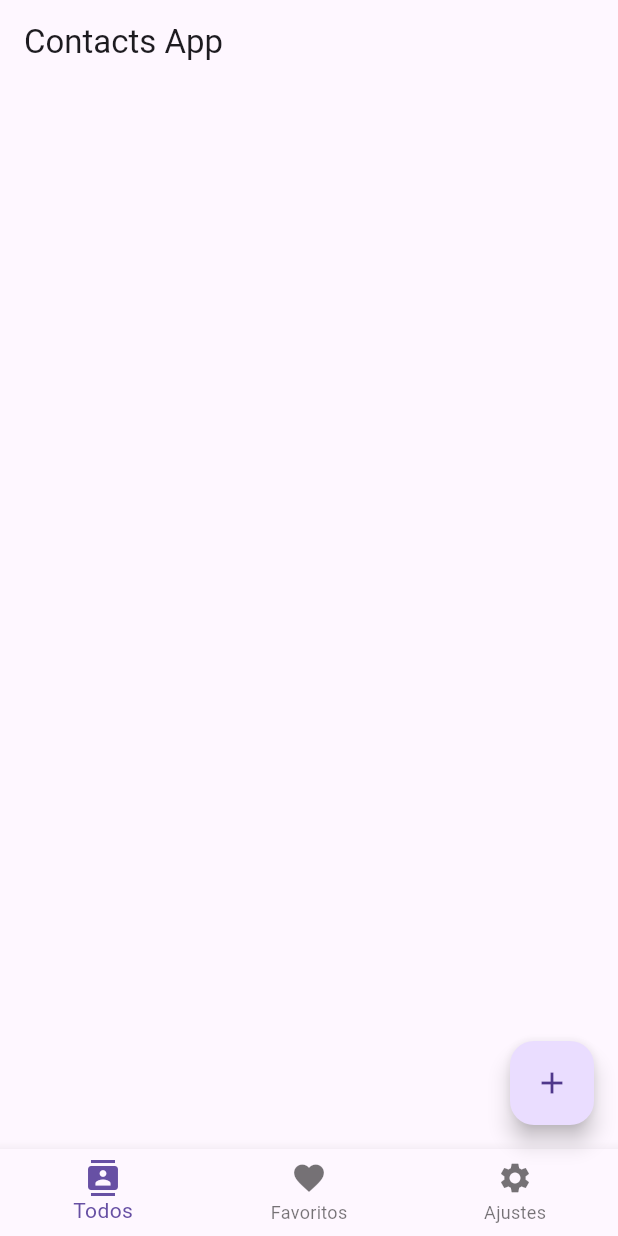
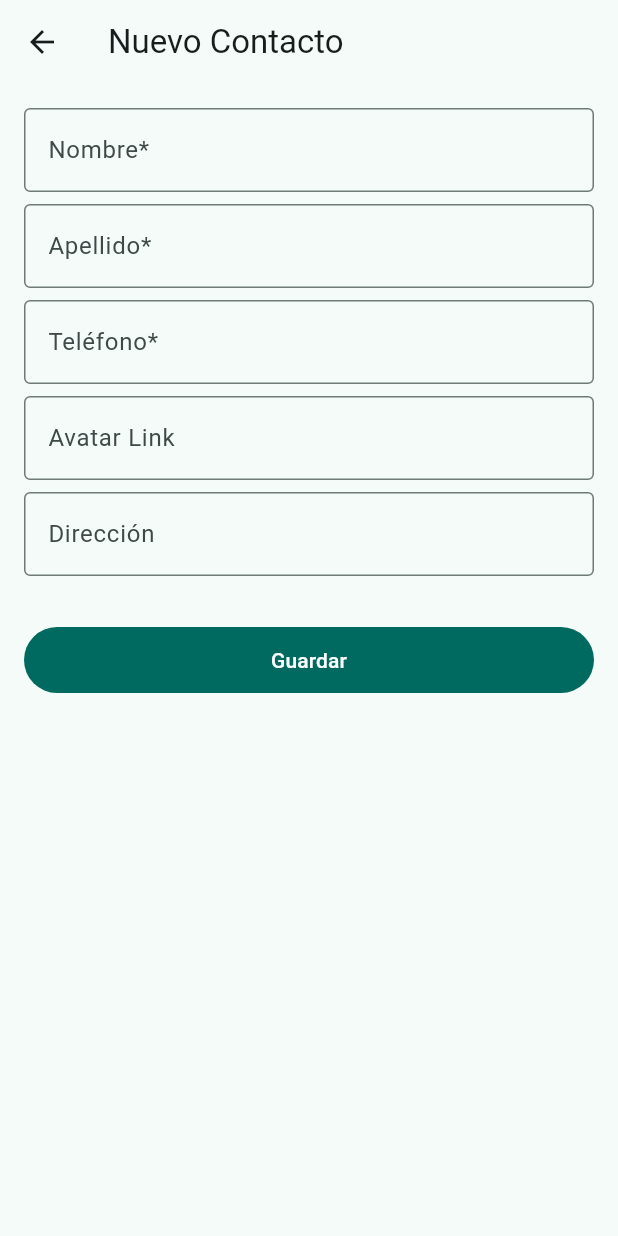
Before and after one commit to leonus96/contacts_flutter_app, a Flutter app: the screen it shows after launch, after a tap on the "add" icon, on a phone screen of 412 x 824 dp. Run offline on Flutter 3.47's test engine with Material 3 defaults, Android fonts, the phone set to English and light mode, and no system bars; our stand-ins replace flutter_riverpod, isar, riverpod_annotation; accounts and stored records are empty; generated files the repository leaves out were written again.

Commit message:
- Isar database. - Riverpod. - Contacts List. - Contact Form

```diff
--- a/lib/contacts_app.dart
+++ b/lib/contacts_app.dart
@@ -1,3 +1,5 @@
+import 'package:contacts/presentation/pages/contact_detail.dart';
+import 'package:contacts/presentation/pages/contact_form.dart';
 import 'package:contacts/presentation/pages/home_page.dart';
 import 'package:flutter/material.dart';
 
@@ -7,7 +9,17 @@ class ContactsApp extends StatelessWidget {
   @override
   Widget build(BuildContext context) {
     return MaterialApp(
-      home: HomePage(),
+      title: 'Contacts',
+      debugShowCheckedModeBanner: false,
+      theme: ThemeData.from(
+        colorScheme: ColorScheme.fromSeed(seedColor: Colors.teal),
+      ),
+      initialRoute: '/',
+      routes: {
+        '/': (_) => const HomePage(),
+        'detail': (_) => const ContactDetail(),
+        'form': (_) => ContactForm(),
+      },
     );
   }
 }
--- a/lib/domain/contact/contact.dart
+++ b/lib/domain/contact/contact.dart
@@ -1,3 +1,8 @@
+import 'package:isar/isar.dart';
+
+part 'contact.g.dart';
+
+@collection
 class Contact {
   Contact({
     required this.name,
@@ -7,6 +12,7 @@ class Contact {
     this.address,
   });
 
+  Id id = Isar.autoIncrement;
   String name;
   String lastName;
   String phone;
--- a/lib/main.dart
+++ b/lib/main.dart
@@ -1,6 +1,7 @@
 import 'package:contacts/contacts_app.dart';
 import 'package:flutter/material.dart';
+import 'package:flutter_riverpod/flutter_riverpod.dart';
 
 void main() {
-  runApp(ContactsApp());
+  runApp(const ProviderScope(child: ContactsApp()));
 }
--- /dev/null
+++ b/lib/presentation/pages/contact_form.dart
@@ -0,0 +1,89 @@
+import 'package:contacts/presentation/widgets/text_input.dart';
+import 'package:flutter/material.dart';
+
+class ContactForm extends StatelessWidget {
+  final GlobalKey<FormState> _formKey = GlobalKey();
+  ContactForm({Key? key}) : super(key: key);
+
+  @override
+  Widget build(BuildContext context) {
+    return Scaffold(
+      appBar: AppBar(
+        title: const Text('Nuevo Contacto'),
+      ),
+      body: Padding(
+        padding: const EdgeInsets.all(16.0),
+        child: SingleChildScrollView(
+          child: Form(
+            key: _formKey,
+            child: Column(
+              children: [
+                TextInput(
+                  label: 'Nombre*',
+                  keyboardType: TextInputType.name,
+                  validator: _nameValidator,
+                ),
+                const SizedBox(height: 8.0),
+                TextInput(
+                  label: 'Apellido*',
+                  keyboardType: TextInputType.name,
+                  validator: _nameValidator,
+                ),
+                const SizedBox(height: 8.0),
+                TextInput(
+                  label: 'Teléfono*',
+                  keyboardType: TextInputType.phone,
+                  validator: _phoneValidator,
+                ),
+                const SizedBox(height: 8.0),
+                const TextInput(
+                    label: 'Avatar Link', keyboardType: TextInputType.text),
+                const SizedBox(height: 8.0),
+                const TextInput(
+                    label: 'Dirección', keyboardType: TextInputType.text),
+                const SizedBox(height: 32.0),
+                FilledButton(
+                    onPressed: () {
+                      _formKey.currentState!.validate();
+                    },
+                    child: const Row(
+                      mainAxisAlignment: MainAxisAlignment.center,
+                      children: [
+                        Padding(
+                          padding: EdgeInsets.symmetric(vertical: 12.0),
+                          child: Text('Guardar'),
+                        ),
+                      ],
+                    )),
+              ],
+            ),
+          ),
+        ),
+      ),
+    );
+  }
+
+  String? _nameValidator(String? value) {
+    if (value == null || value.isEmpty) {
+      return 'El campo es obligatorio';
+    }
+
+    if (value.length < 3) {
+      return 'Mínimo 3 caracteres';
+    }
+
+    return null;
+  }
+
+  String? _phoneValidator(String? value) {
+    if (value == null || value.isEmpty) {
+      return 'El campo es obligatorio';
+    }
+
+    if (value.length < 6) {
+      return 'Mínimo 6 números';
+    }
+
+    return null;
+  }
+}
--- a/lib/presentation/pages/home_page.dart
+++ b/lib/presentation/pages/home_page.dart
@@ -1,4 +1,13 @@
+import 'package:contacts/domain/contact/contact.dart';
+import 'package:contacts/presentation/widgets/contact_list_item.dart';
 import 'package:flutter/material.dart';
+
+final List<Contact> contacts = [
+  Contact(name: 'Joseph', lastName: 'Leon', phone: '9232328971'),
+  Contact(name: 'Cesar', lastName: 'Faggiani', phone: '23423423'),
+  Contact(name: 'Miguel', lastName: 'Castillo', phone: '6432421'),
+  Contact(name: 'Katerin', lastName: 'Villalobos', phone: '98163291'),
+];
 
 class HomePage extends StatelessWidget {
   const HomePage({Key? key}) : super(key: key);
@@ -6,20 +15,30 @@ class HomePage extends StatelessWidget {
   @override
   Widget build(BuildContext context) {
     return Scaffold(
-      appBar: AppBar(title: Text('Contacts App')),
+      appBar: AppBar(title: const Text('Contacts')),
       body: ListView(
-        children: [],
+        children: contacts.map((e) => ContactListItem(contact: e)).toList(),
       ),
-      floatingActionButton: FloatingActionButton(
-        onPressed: () {},
-        child: Icon(Icons.add),
-      ),
-      bottomNavigationBar: BottomNavigationBar(
-        items: [
-          BottomNavigationBarItem(icon: Icon(Icons.contacts), label: 'Todos'),
-          BottomNavigationBarItem(icon: Icon(Icons.favorite), label: 'Favoritos'),
-          BottomNavigationBarItem(icon: Icon(Icons.settings), label: 'Ajustes'),
-        ],
+      bottomNavigationBar: BottomAppBar(
+        child: Row(
+          mainAxisAlignment: MainAxisAlignment.spaceBetween,
+          children: [
+            Row(
+              children: [
+                IconButton(onPressed: () {}, icon: const Icon(Icons.search)),
+                IconButton(onPressed: () {}, icon: const Icon(Icons.delete)),
+                IconButton(onPressed: () {}, icon: const Icon(Icons.share)),
+              ],
+            ),
+            FloatingActionButton(
+              onPressed: () {
+                Navigator.of(context).pushNamed('form');
+              },
+              elevation: 0,
+              child: const Icon(Icons.add),
+            ),
+          ],
+        ),
       ),
     );
   }
--- /dev/null
+++ b/lib/presentation/widgets/contact_avatar.dart
@@ -0,0 +1,20 @@
+import 'package:contacts/domain/contact/contact.dart';
+import 'package:flutter/material.dart';
+
+class ContactAvatar extends StatelessWidget {
+  final Contact contact;
+
+  const ContactAvatar({Key? key, required this.contact}) : super(key: key);
+
+  @override
+  Widget build(BuildContext context) {
+    if (contact.avatar == null) {
+      return CircleAvatar(
+          child: Text('${contact.name[0]}${contact.lastName[0]}'));
+    }
+
+    return CircleAvatar(
+      backgroundImage: NetworkImage(contact.avatar!),
+    );
+  }
+}
--- /dev/null
+++ b/lib/presentation/widgets/contact_list_item.dart
@@ -0,0 +1,21 @@
+import 'package:contacts/domain/contact/contact.dart';
+import 'package:contacts/presentation/widgets/contact_avatar.dart';
+import 'package:flutter/material.dart';
+
+class ContactListItem extends StatelessWidget {
+  final Contact contact;
+
+  const ContactListItem({Key? key, required this.contact}) : super(key: key);
+
+  @override
+  Widget build(BuildContext context) {
+    return ListTile(
+      leading: ContactAvatar(contact: contact),
+      title: Text('${contact.name} ${contact.lastName}'),
+      subtitle: Text(contact.phone),
+      onTap: () {
+        Navigator.of(context).pushNamed('detail');
+      },
+    );
+  }
+}
--- /dev/null
+++ b/lib/presentation/widgets/text_input.dart
@@ -0,0 +1,27 @@
+import 'package:flutter/material.dart';
+
+class TextInput extends StatelessWidget {
+  final String label;
+  final TextInputType? keyboardType;
+  final String? Function(String?)? validator;
+
+  const TextInput({
+    Key? key,
+    required this.label,
+    this.keyboardType,
+    this.validator,
+  }) : super(key: key);
+
+  @override
+  Widget build(BuildContext context) {
+    return TextFormField(
+      decoration: InputDecoration(
+        border: const OutlineInputBorder(),
+        hintText: label,
+        label: Text(label),
+      ),
+      keyboardType: keyboardType,
+      validator: validator,
+    );
+  }
+}
```
Also changed, not shown: lib/infrastructure/isar/idar_database.dart (added, +26 -0 lines), lib/presentation/pages/contact_detail.dart (added, +12 -0 lines), lib/presentation/providers/isar/isar_provider.dart (added, +12 -0 lines), pubspec.yaml (+5 -17 lines), lib/domain/contact/contact.g.dart (added), lib/presentation/providers/isar/isar_provider.g.dart (added), pubspec.lock, 2 other files.
